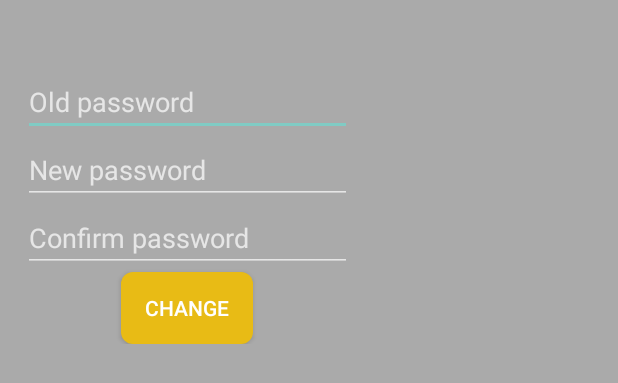
After one commit to vikzelikov/BonchDevMessenger, an Android app: the layout fragment_password.xml on its own in the app's theme, with its tools: preview values and no code run, on a phone screen of 412 x 824 dp. The commit adds this screen. Shown: the top 383 px of the screen. Run offline under Robolectric (Android 15) with nearby library versions, the phone set to English and light mode, and no system bars.

Commit message:
working 85%

```diff
--- a/app/src/main/java/bonch/dev/school/ui/activities/MainAppActivity.kt
+++ b/app/src/main/java/bonch/dev/school/ui/activities/MainAppActivity.kt
@@ -2,6 +2,7 @@ package bonch.dev.school.ui.activities
 
 import android.os.Bundle
 import androidx.appcompat.app.AppCompatActivity
+import androidx.fragment.app.FragmentManager
 import bonch.dev.school.ui.R
 import bonch.dev.school.ui.fragments.ChatFragment
 import bonch.dev.school.ui.fragments.ProfileFragment
@@ -23,7 +24,10 @@ class MainAppActivity : AppCompatActivity() {
                 .replace(R.id.fragment_activity, profileFragment)
                 .addToBackStack("fragment_profile")
                 .commit()
+    }
 
+    fun getFM(): FragmentManager {
+        return fm
     }
 
 }
--- a/app/src/main/java/bonch/dev/school/ui/fragments/ProfileFragment.kt
+++ b/app/src/main/java/bonch/dev/school/ui/fragments/ProfileFragment.kt
@@ -7,11 +7,14 @@ import android.view.ViewGroup
 import android.widget.Button
 import androidx.fragment.app.Fragment
 import bonch.dev.school.ui.R
+import bonch.dev.school.ui.activities.MainAppActivity
 
 class ProfileFragment: Fragment() {
     private lateinit var confirmEmail: Button
     private lateinit var changePassword: Button
     private lateinit var logout: Button
+    private val passwordFragment = PasswordFragment()
+
 
     override fun onCreateView(
             inflater: LayoutInflater,
@@ -37,7 +40,7 @@ class ProfileFragment: Fragment() {
         }
 
         changePassword.setOnClickListener{
-
+            passwordFragment.show((activity as MainAppActivity).getFM(), "Dialog")
         }
 
         logout.setOnClickListener{
--- /dev/null
+++ b/app/src/main/res/layout/fragment_password.xml
@@ -0,0 +1,47 @@
+<?xml version="1.0" encoding="utf-8"?>
+<FrameLayout xmlns:android="http://schemas.android.com/apk/res/android"
+    xmlns:tools="http://schemas.android.com/tools"
+    android:layout_width="match_parent"
+    android:layout_height="match_parent"
+    tools:context="fragments.PasswordFragment"
+    android:orientation="vertical"
+    android:background="@android:color/darker_gray"
+    android:id="@+id/dialog_fragment">
+
+
+
+    <LinearLayout
+        android:layout_width="250dp"
+        android:layout_height="wrap_content"
+        android:layout_marginTop="30dp"
+        android:orientation="vertical"
+        android:gravity="center"
+        android:padding="15dp">
+
+        <EditText
+            android:id="@+id/old_password_edit_text"
+            android:layout_width="match_parent"
+            android:layout_height="wrap_content"
+            android:hint="Old password"/>
+
+        <EditText
+            android:id="@+id/new_password_edit_text"
+            android:layout_width="match_parent"
+            android:layout_height="wrap_content"
+            android:hint="New password"/>
+
+        <EditText
+            android:id="@+id/confirm_password_edit_text"
+            android:layout_width="match_parent"
+            android:layout_height="wrap_content"
+            android:hint="Confirm password"/>
+
+        <Button
+            android:id="@+id/change_password_button"
+            android:layout_width="wrap_content"
+            android:layout_height="wrap_content"
+            android:text="Change"
+            android:background = "@drawable/roundedbutton"/>
+    </LinearLayout>
+
+</FrameLayout>
```
Also changed, not shown: app/src/main/java/bonch/dev/school/ui/fragments/PasswordFragment.kt (+42 -1 lines).
